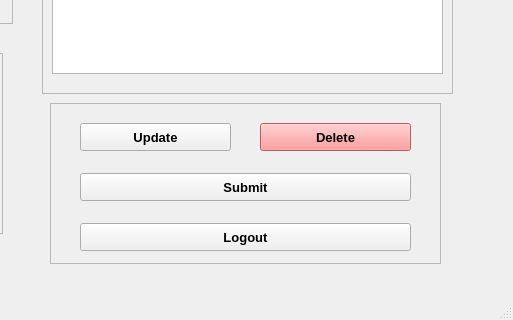
Qt form ui/AdminMain.ui (AlienWolfX/CSU-RFID-PYQT6) before a commit; both pictures show x 968 to 1481 and y 266 to 586 of the 1481 by 586 pixel window.
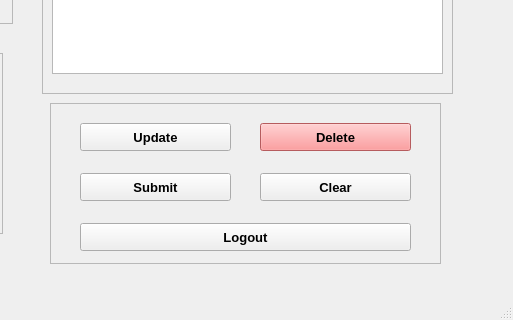
The same form after that commit. Icons and pictures are not drawn.

Commit message: ✨feature: add clear button to reset form fields

Patch:
```diff
--- a/ui/AdminMain.ui
+++ b/ui/AdminMain.ui
@@ -543,7 +543,7 @@
       <rect>
        <x>30</x>
        <y>70</y>
-       <width>331</width>
+       <width>151</width>
        <height>28</height>
       </rect>
      </property>
@@ -649,6 +649,33 @@
        <normaloff>../images/logoutIcon.png</normaloff>../images/logoutIcon.png</iconset>
      </property>
     </widget>
+    <widget class="QPushButton" name="clearButton">
+     <property name="geometry">
+      <rect>
+       <x>210</x>
+       <y>70</y>
+       <width>151</width>
+       <height>28</height>
+      </rect>
+     </property>
+     <property name="font">
+      <font>
+       <pointsize>10</pointsize>
+       <weight>75</weight>
+       <bold>true</bold>
+      </font>
+     </property>
+     <property name="styleSheet">
+      <string notr="true"/>
+     </property>
+     <property name="text">
+      <string>Clear</string>
+     </property>
+     <property name="icon">
+      <iconset>
+       <normaloff>../images/clear.svg</normaloff>../images/clear.svg</iconset>
+     </property>
+    </widget>
    </widget>
    <widget class="QFrame" name="frame">
     <property name="geometry">
```
Left out of the diff: 2 changed lines with no effect on the pictures. The commit also changes 3 other files.
